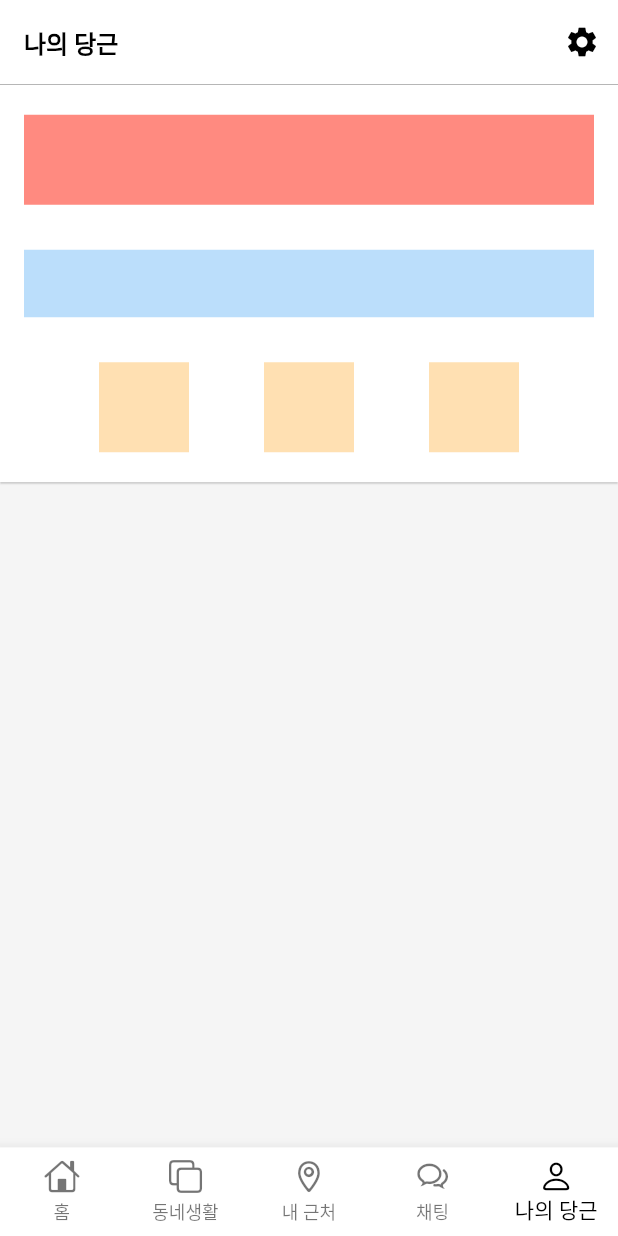
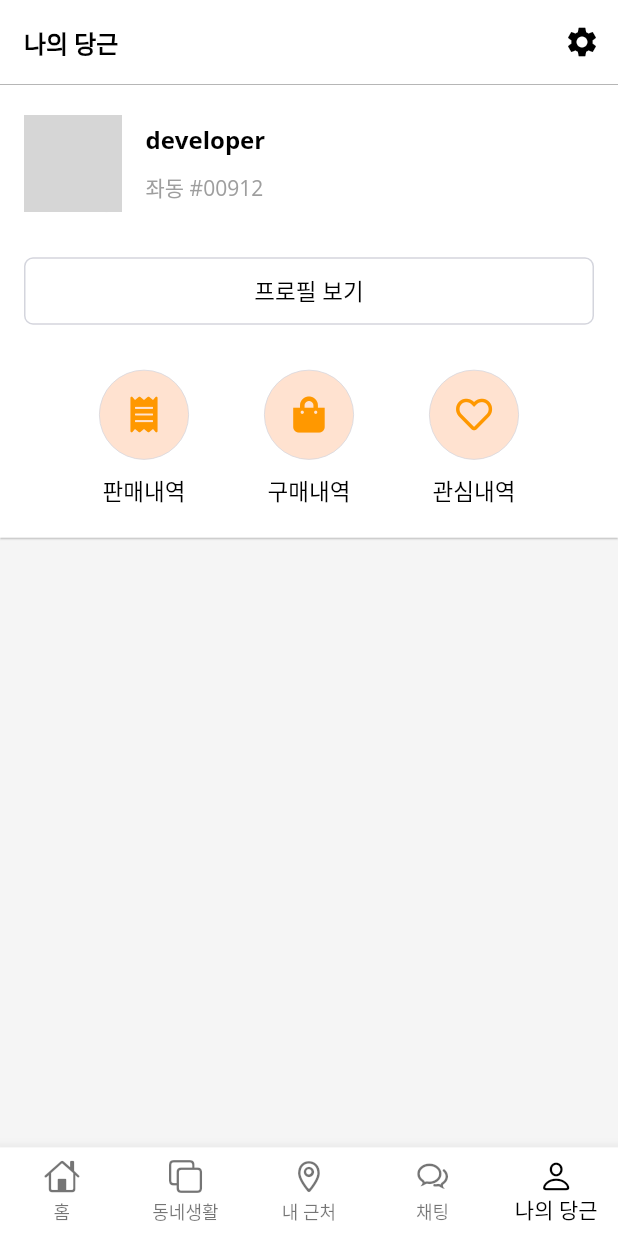
Before and after one commit to mugon-dev/carrot_market_ui, a Flutter app: the screen it shows after launch, item 5 of the bottom bar chosen, on a phone screen of 412 x 824 dp. Run offline on Flutter 3.47's test engine with Material 2 defaults, Android fonts, the light colour scheme and no system bars; our stand-ins replace font_awesome_flutter, google_fonts; network calls fail; grey boxes are pictures that could not be loaded.

Commit message:
feat: publishing mycarrot header ui

```diff
--- a/lib/screens/components/my_carrot_header.dart
+++ b/lib/screens/components/my_carrot_header.dart
@@ -1,3 +1,4 @@
+import 'package:carrot_market_ui/theme.dart';
 import 'package:flutter/material.dart';
 import 'package:font_awesome_flutter/font_awesome_flutter.dart';
 
@@ -32,14 +33,97 @@ class MyCarrotHeader extends StatelessWidget {
     );
   }
 
-  Container _buildRoundTextButton(String title, IconData iconData) {
-    return Container(color: Colors.orange[100], height: 60, width: 60);
+  Widget _buildRoundTextButton(String title, IconData iconData) {
+    return Column(
+      children: [
+        Container(
+          width: 60,
+          height: 60,
+          decoration: BoxDecoration(
+            borderRadius: BorderRadius.circular(30.0),
+            color: Color.fromRGBO(255, 226, 208, 1),
+            border: Border.all(color: Color(0xffd4d5dd), width: 0.5),
+          ),
+          child: Icon(
+            iconData,
+            color: Colors.orange,
+          ),
+        ),
+        SizedBox(height: 10),
+        Text(
+          title,
+          style: textTheme().subtitle1,
+        )
+      ],
+    );
   }
 
-  Widget _buildProfileButton() =>
-      Container(color: Colors.blue[100], height: 45);
+  Widget _buildProfileButton() {
+    return InkWell(
+      onTap: () {},
+      child: Container(
+        decoration: BoxDecoration(
+          border: Border.all(
+            color: Color(0xFFD4D5DD),
+            width: 1.0,
+          ),
+          borderRadius: BorderRadius.circular(6.0),
+        ),
+        height: 45,
+        child: Center(
+          child: Text(
+            '프로필 보기',
+            style: textTheme().subtitle1,
+          ),
+        ),
+      ),
+    );
+  }
 
   Widget _buildProfileRow() {
-    return Container(color: Colors.redAccent[100], height: 60);
+    return Row(
+      children: [
+        Stack(
+          children: [
+            SizedBox(
+              width: 65,
+              height: 65,
+              child: ClipRRect(
+                borderRadius: BorderRadius.circular(32.5),
+                child: Image.network(
+                  'https://placeimg.com/200/100/people',
+                  fit: BoxFit.cover,
+                ),
+              ),
+            ),
+            Positioned(
+              bottom: 0,
+              right: 0,
+              child: Container(
+                width: 20,
+                height: 20,
+                decoration: BoxDecoration(
+                  borderRadius: BorderRadius.circular(15),
+                  color: Colors.grey[100],
+                ),
+                child: Icon(
+                  Icons.camera_alt_outlined,
+                  size: 15,
+                ),
+              ),
+            ),
+          ],
+        ),
+        SizedBox(width: 16),
+        Column(
+          crossAxisAlignment: CrossAxisAlignment.start,
+          children: [
+            Text('developer', style: textTheme().headline2),
+            SizedBox(height: 10),
+            Text('좌동 #00912'),
+          ],
+        ),
+      ],
+    );
   }
 }
```
